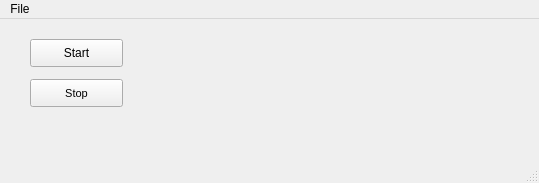
PFTL/FOTEC_06_19, file view/GUI/scan_window.ui: the form before one commit.
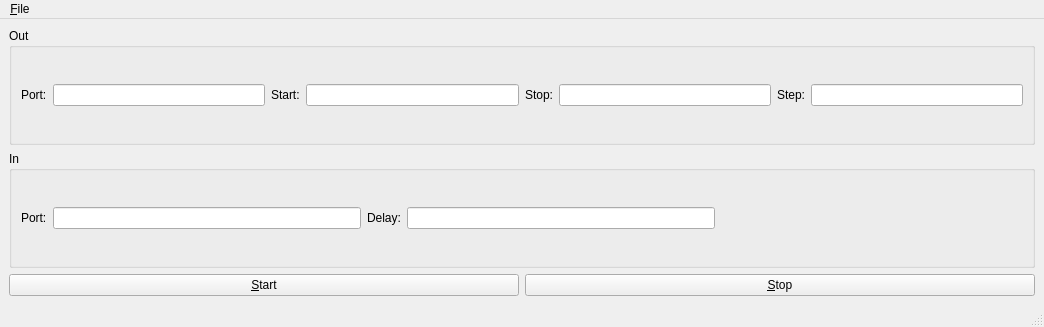
The form after the commit.

Commit message: Added numpy to do_scan

```diff
--- a/view/GUI/scan_window.ui
+++ b/view/GUI/scan_window.ui
@@ -6,60 +6,176 @@
    <rect>
     <x>0</x>
     <y>0</y>
-    <width>539</width>
-    <height>183</height>
+    <width>1044</width>
+    <height>327</height>
    </rect>
   </property>
   <property name="windowTitle">
    <string>MainWindow</string>
   </property>
   <widget class="QWidget" name="centralwidget">
-   <widget class="QPushButton" name="start_button">
-    <property name="geometry">
-     <rect>
-      <x>30</x>
-      <y>20</y>
-      <width>93</width>
-      <height>28</height>
-     </rect>
-    </property>
-    <property name="text">
-     <string>Start</string>
-    </property>
-   </widget>
-   <widget class="QPushButton" name="stop_button">
-    <property name="geometry">
-     <rect>
-      <x>30</x>
-      <y>60</y>
-      <width>93</width>
-      <height>28</height>
-     </rect>
-    </property>
-    <property name="font">
-     <font>
-      <pointsize>8</pointsize>
-      <weight>50</weight>
-      <bold>false</bold>
-     </font>
-    </property>
-    <property name="text">
-     <string>Stop</string>
-    </property>
-   </widget>
+   <layout class="QVBoxLayout" name="verticalLayout">
+    <item>
+     <widget class="QGroupBox" name="groupBox">
+      <property name="sizePolicy">
+       <sizepolicy hsizetype="Minimum" vsizetype="Preferred">
+        <horstretch>0</horstretch>
+        <verstretch>0</verstretch>
+       </sizepolicy>
+      </property>
+      <property name="title">
+       <string>Out</string>
+      </property>
+      <layout class="QGridLayout" name="gridLayout">
+       <item row="1" column="6">
+        <widget class="QLabel" name="label_4">
+         <property name="text">
+          <string>Step:</string>
+         </property>
+        </widget>
+       </item>
+       <item row="1" column="7">
+        <widget class="QLineEdit" name="outStepLine"/>
+       </item>
+       <item row="1" column="5">
+        <widget class="QLineEdit" name="outStopLine"/>
+       </item>
+       <item row="1" column="4">
+        <widget class="QLabel" name="label_3">
+         <property name="text">
+          <string>Stop:</string>
+         </property>
+        </widget>
+       </item>
+       <item row="1" column="0">
+        <widget class="QLabel" name="label">
+         <property name="text">
+          <string>Port:</string>
+         </property>
+        </widget>
+       </item>
+       <item row="1" column="1">
+        <widget class="QLineEdit" name="outChannelLine">
+         <property name="sizePolicy">
+          <sizepolicy hsizetype="Expanding" vsizetype="Fixed">
+           <horstretch>0</horstretch>
+           <verstretch>0</verstretch>
+          </sizepolicy>
+         </property>
+         <property name="minimumSize">
+          <size>
+           <width>0</width>
+           <height>0</height>
+          </size>
+         </property>
+         <property name="maxLength">
+          <number>2</number>
+         </property>
+        </widget>
+       </item>
+       <item row="1" column="3">
+        <widget class="QLineEdit" name="outStartLine"/>
+       </item>
+       <item row="1" column="2">
+        <widget class="QLabel" name="label_2">
+         <property name="text">
+          <string>Start:</string>
+         </property>
+        </widget>
+       </item>
+      </layout>
+     </widget>
+    </item>
+    <item>
+     <widget class="QGroupBox" name="groupBox_2">
+      <property name="title">
+       <string>In</string>
+      </property>
+      <layout class="QGridLayout" name="gridLayout_2">
+       <item row="0" column="1">
+        <widget class="QLineEdit" name="inChannelLine">
+         <property name="sizePolicy">
+          <sizepolicy hsizetype="Expanding" vsizetype="Fixed">
+           <horstretch>0</horstretch>
+           <verstretch>0</verstretch>
+          </sizepolicy>
+         </property>
+         <property name="minimumSize">
+          <size>
+           <width>0</width>
+           <height>0</height>
+          </size>
+         </property>
+         <property name="maxLength">
+          <number>2</number>
+         </property>
+        </widget>
+       </item>
+       <item row="0" column="0">
+        <widget class="QLabel" name="label_5">
+         <property name="text">
+          <string>Port:</string>
+         </property>
+        </widget>
+       </item>
+       <item row="0" column="2">
+        <widget class="QLabel" name="label_6">
+         <property name="text">
+          <string>Delay:</string>
+         </property>
+        </widget>
+       </item>
+       <item row="0" column="3">
+        <widget class="QLineEdit" name="inDelayLine"/>
+       </item>
+       <item row="0" column="4">
+        <spacer name="horizontalSpacer">
+         <property name="orientation">
+          <enum>Qt::Horizontal</enum>
+         </property>
+         <property name="sizeHint" stdset="0">
+          <size>
+           <width>40</width>
+           <height>20</height>
+          </size>
+         </property>
+        </spacer>
+       </item>
+      </layout>
+     </widget>
+    </item>
+    <item>
+     <layout class="QHBoxLayout" name="horizontalLayout">
+      <item>
+       <widget class="QPushButton" name="startButton">
+        <property name="text">
+         <string>&amp;Start</string>
+        </property>
+       </widget>
+      </item>
+      <item>
+       <widget class="QPushButton" name="stopButton">
+        <property name="text">
+         <string>&amp;Stop</string>
+        </property>
+       </widget>
+      </item>
+     </layout>
+    </item>
+   </layout>
   </widget>
   <widget class="QMenuBar" name="menubar">
    <property name="geometry">
     <rect>
      <x>0</x>
      <y>0</y>
-     <width>539</width>
+     <width>1044</width>
      <height>26</height>
     </rect>
    </property>
    <widget class="QMenu" name="menuFile">
     <property name="title">
-     <string>File</string>
+     <string>&amp;File</string>
     </property>
     <addaction name="actionClose"/>
    </widget>
```
Left out of the diff: 17 changed lines with no effect on the pictures. The commit also changes 5 other files.
